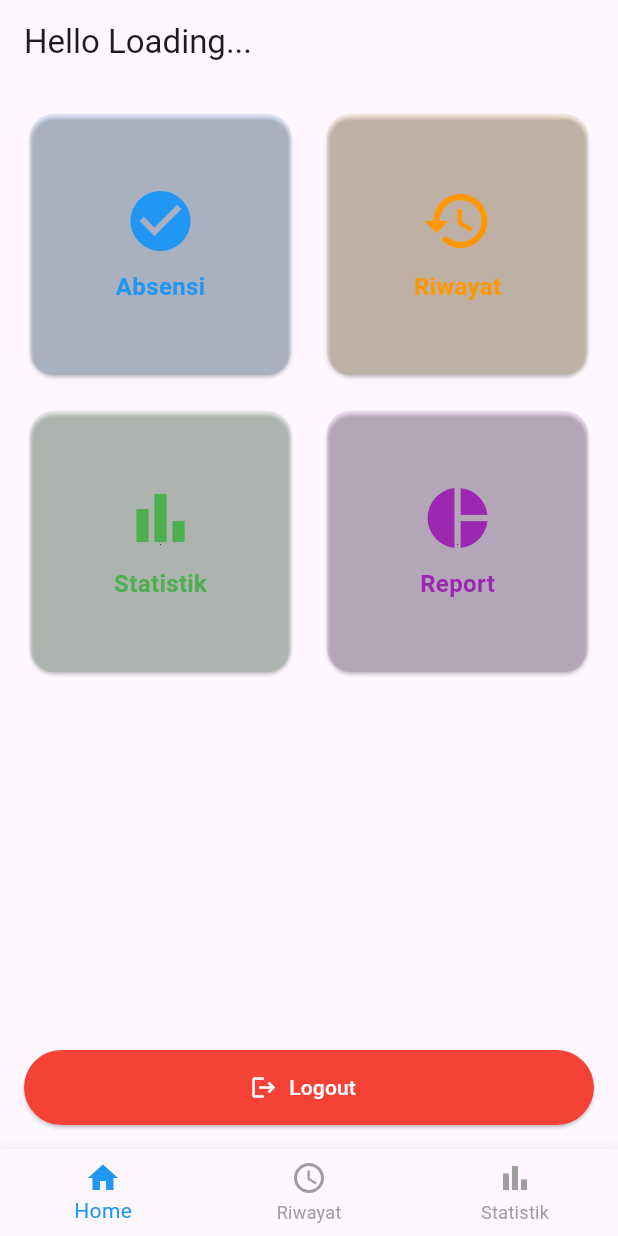
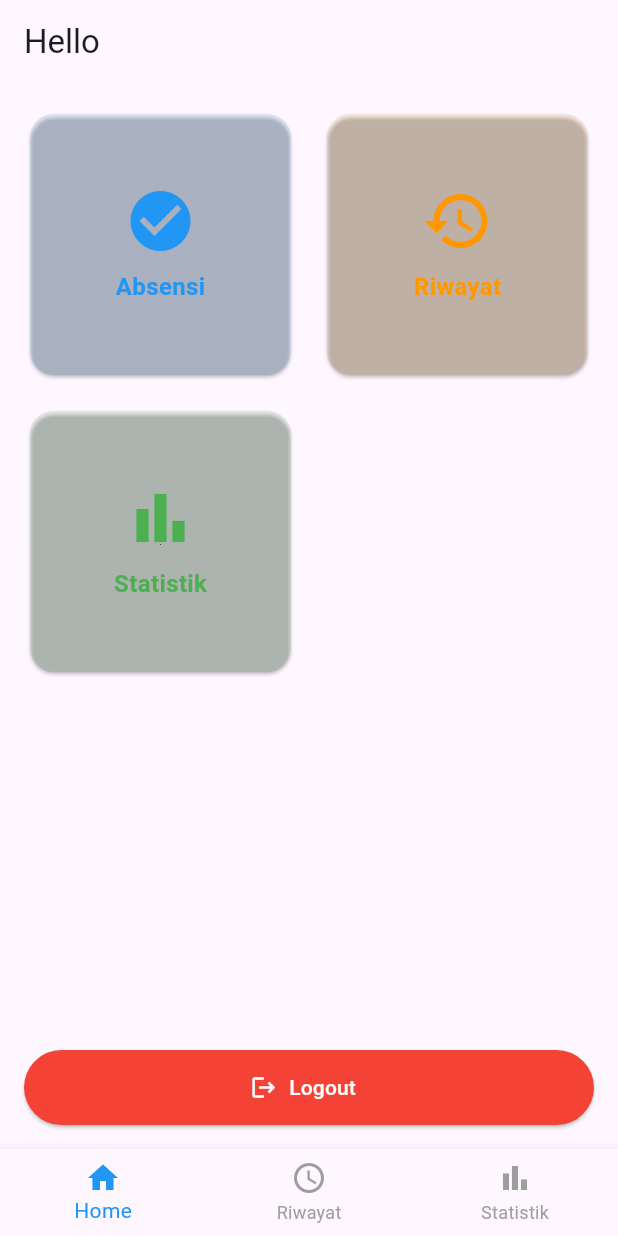
Before and after one commit to renwidjaya/app_presensi, a Flutter app: the DashboardScreen screen opened by its route, on a phone screen of 412 x 824 dp. Run offline on Flutter 3.47's test engine with Material 3 defaults, Android fonts, the phone set to English and light mode, and no system bars; our stand-ins replace fl_chart, flutter_secure_storage, go_router, open_file, permission_handler; missing offline and left inert: flutter_face_api; accounts and stored records are empty.

Commit message:
hide report

```diff
--- a/lib/features/home/dashboard_screen.dart
+++ b/lib/features/home/dashboard_screen.dart
@@ -13,6 +13,8 @@ class DashboardScreen extends StatefulWidget {
 class _DashboardScreenState extends State<DashboardScreen> {
   String? userName;
   String? token;
+  bool isAdmin = false;
+  bool loaded = false;
 
   @override
   void initState() {
@@ -28,10 +30,14 @@ class _DashboardScreenState extends State<DashboardScreen> {
       setState(() {
         userName = userData['nama'];
         token = storedToken;
+        isAdmin = userData['role'] == 'admin';
+        loaded = true;
       });
 
       print('✅ User: $userData');
       print('✅ Token: $storedToken');
+    } else {
+      setState(() => loaded = true);
     }
   }
 
@@ -43,19 +49,13 @@ class _DashboardScreenState extends State<DashboardScreen> {
 
   @override
   Widget build(BuildContext context) {
-    return Scaffold(
-      appBar: AppBar(title: Text('Hello ${userName ?? "Loading..."}')),
-      bottomNavigationBar: const BottomNav(currentIndex: 0),
-      body: Padding(
-        padding: const EdgeInsets.all(16.0),
-        child: Column(
-          children: [
-            Expanded(
-              child: GridView.count(
-                crossAxisCount: 2,
-                mainAxisSpacing: 16,
-                crossAxisSpacing: 16,
-                children: [
+    // sementara loading userData, tampilkan placeholder
+    if (!loaded) {
+      return const Scaffold(body: Center(child: CircularProgressIndicator()));
+    }
+
+    // build list kartu dashboard
+    final cards = <Widget>[
       _DashboardCard(
         title: 'Absensi',
         icon: Icons.check_circle,
@@ -74,13 +74,32 @@ class _DashboardScreenState extends State<DashboardScreen> {
         color: Colors.green,
         onTap: () => context.go('/statistik'),
       ),
+    ];
+
+    if (isAdmin) {
+      cards.add(
         _DashboardCard(
           title: 'Report',
           icon: Icons.pie_chart,
           color: Colors.purple,
           onTap: () => context.go('/report'),
         ),
-                ],
+      );
+    }
+
+    return Scaffold(
+      appBar: AppBar(title: Text('Hello ${userName ?? ''}')),
+      bottomNavigationBar: BottomNav(currentIndex: 0),
+      body: Padding(
+        padding: const EdgeInsets.all(16.0),
+        child: Column(
+          children: [
+            Expanded(
+              child: GridView.count(
+                crossAxisCount: 2,
+                mainAxisSpacing: 16,
+                crossAxisSpacing: 16,
+                children: cards,
               ),
             ),
             const SizedBox(height: 16),
```
Lines whose indentation alone changed are shown as unchanged.
